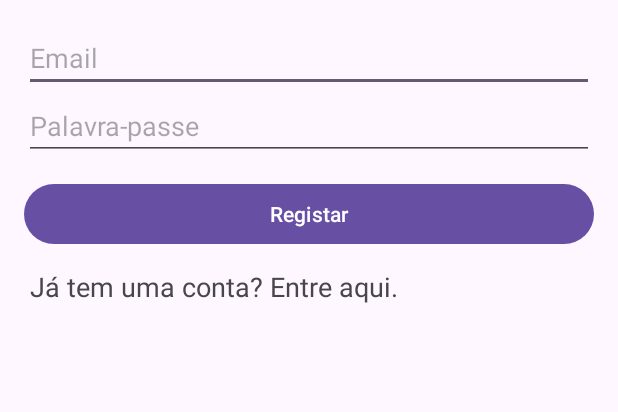
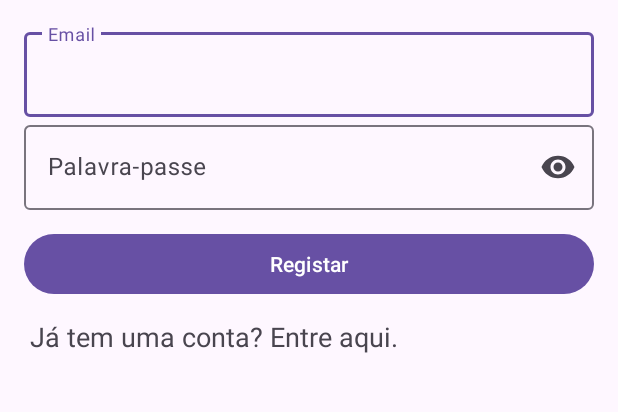
Before and after one commit to dgraca/Blog-Dam-App, an Android app: the screen it shows after launch (AuthActivity), after a tap on "Registar", on a phone screen of 412 x 824 dp, the part 84-496 px from its top. Run offline under Robolectric (Android 15) with nearby library versions, the phone set to English and light mode, and no system bars; 2 other taps on this screen came first.

Commit message:
Auth using Material3 (UI + logic)

```diff
--- a/app/build.gradle.kts
+++ b/app/build.gradle.kts
@@ -48,7 +48,7 @@ dependencies {
     androidTestImplementation("androidx.test.espresso:espresso-core:3.5.1")
 
     // Retrofit for API calls
-    implementation ("com.squareup.retrofit2:retrofit:2.3.0")
-    implementation ("com.squareup.retrofit2:converter-gson:2.3.0")
+    implementation("com.squareup.retrofit2:retrofit:2.3.0")
+    implementation("com.squareup.retrofit2:converter-gson:2.3.0")
 
 }
--- a/app/src/main/java/com/danielgraca/blog_dam_app/ui/activity/AuthActivity.kt
+++ b/app/src/main/java/com/danielgraca/blog_dam_app/ui/activity/AuthActivity.kt
@@ -3,17 +3,18 @@ package com.danielgraca.blog_dam_app.ui.activity
 import android.content.Intent
 import androidx.appcompat.app.AppCompatActivity
 import android.os.Bundle
+import android.util.Log
 import android.view.View
-import android.widget.Button
-import android.widget.EditText
-import android.widget.TextView
-import androidx.appcompat.widget.Toolbar
 import com.danielgraca.blog_dam_app.R
 import com.danielgraca.blog_dam_app.model.LoginData
 import com.danielgraca.blog_dam_app.model.AuthResponse
 import com.danielgraca.blog_dam_app.model.RegisterData
 import com.danielgraca.blog_dam_app.retrofit.RetrofitInitializer
 import com.danielgraca.blog_dam_app.utils.SharedPreferencesUtils
+import com.google.android.material.appbar.MaterialToolbar
+import com.google.android.material.button.MaterialButton
+import com.google.android.material.textfield.TextInputLayout
+import com.google.android.material.textview.MaterialTextView
 import retrofit2.Call
 import retrofit2.Callback
 import retrofit2.Response
@@ -21,16 +22,16 @@ import retrofit2.Response
 class AuthActivity : AppCompatActivity() {
 
     // UI elements
-    private lateinit var btnAction: Button;
-    private lateinit var etName: EditText;
-    private lateinit var etEmail: EditText;
-    private lateinit var etPassword: EditText;
-    private lateinit var etConfirmPassword: EditText;
-    private lateinit var tvToggleMode: TextView;
-    private lateinit var tvErrorMessage: TextView;
-    private lateinit var tvNameError: TextView;
-    private lateinit var tvEmailError: TextView;
-    private lateinit var tvPasswordError: TextView;
+    private lateinit var btnAction: MaterialButton;
+    private lateinit var tilName: TextInputLayout;
+    private lateinit var tilEmail: TextInputLayout;
+    private lateinit var tilPassword: TextInputLayout;
+    private lateinit var tilConfirmPassword: TextInputLayout;
+    private lateinit var mtvToggleMode: MaterialTextView;
+    private lateinit var mtvErrorMessage: MaterialTextView;
+    private lateinit var mtvNameError: MaterialTextView;
+    private lateinit var mtvEmailError: MaterialTextView;
+    private lateinit var mtvPasswordError: MaterialTextView;
     private lateinit var sharedPreferences: SharedPreferencesUtils;
 
     /**
@@ -41,24 +42,24 @@ class AuthActivity : AppCompatActivity() {
         setContentView(R.layout.activity_auth)
 
         // Get references to UI elements
-        btnAction = findViewById<Button>(R.id.btnAction)
-        etName = findViewById<EditText>(R.id.etName)
-        etEmail = findViewById<EditText>(R.id.etEmail)
-        etPassword = findViewById<EditText>(R.id.etPassword)
-        etConfirmPassword = findViewById<EditText>(R.id.etConfirmPassword)
-        tvToggleMode = findViewById<TextView>(R.id.tvToggleMode)
-        tvErrorMessage = findViewById<TextView>(R.id.tvErrorMessage)
-        tvNameError = findViewById<TextView>(R.id.tvNameError)
-        tvEmailError = findViewById<TextView>(R.id.tvEmailError)
-        tvPasswordError = findViewById<TextView>(R.id.tvPasswordError)
+        btnAction = findViewById(R.id.btnAction)
+        tilName = findViewById(R.id.tilName)
+        tilEmail = findViewById(R.id.tilEmail)
+        tilPassword = findViewById(R.id.tilPassword)
+        tilConfirmPassword = findViewById(R.id.tilConfirmPassword)
+        mtvToggleMode = findViewById(R.id.mtvToggleMode)
+        mtvErrorMessage = findViewById(R.id.mtvErrorMessage)
+        mtvNameError = findViewById(R.id.mtvNameError)
+        mtvEmailError = findViewById(R.id.mtvEmailError)
+        mtvPasswordError = findViewById(R.id.mtvPasswordError)
 
 
         // Set click listeners
         btnAction.setOnClickListener { performAction() }
-        tvToggleMode.setOnClickListener { toggleMode() }
+        mtvToggleMode.setOnClickListener { toggleMode() }
 
         // Initialize and set the toolbar
-        val toolbar = findViewById<Toolbar>(R.id.auth_toolbar)
+        val toolbar = findViewById<MaterialToolbar>(R.id.auth_toolbar)
         setSupportActionBar(toolbar)
 
         // Initialize shared preferences utils
@@ -84,16 +85,16 @@ class AuthActivity : AppCompatActivity() {
     private fun toggleMode() {
         if (isLoginMode()) {
             // Switch to registration mode
-            etName.visibility = View.VISIBLE
-            etConfirmPassword.visibility = View.VISIBLE
+            tilName.visibility = View.VISIBLE
+            tilConfirmPassword.visibility = View.VISIBLE
             btnAction.text = getString(R.string.register)
-            tvToggleMode.text = getString(R.string.switch_to_login)
+            mtvToggleMode.text = getString(R.string.switch_to_login)
         } else {
             // Switch to login mode
-            etName.visibility = View.GONE
-            etConfirmPassword.visibility = View.GONE
+            tilName.visibility = View.GONE
+            tilConfirmPassword.visibility = View.GONE
             btnAction.text = getString(R.string.login)
-            tvToggleMode.text = getString(R.string.switch_to_register)
+            mtvToggleMode.text = getString(R.string.switch_to_register)
         }
     }
 
@@ -107,8 +108,8 @@ class AuthActivity : AppCompatActivity() {
     }
 
     private fun errorMessage(msg: String, code: Int = 0) {
-        tvErrorMessage.text = msg
-        tvErrorMessage.visibility = if (code == 1) View.VISIBLE else View.GONE
+        mtvErrorMessage.text = msg
+        mtvErrorMessage.visibility = if (code == 1) View.VISIBLE else View.GONE
     }
 
     /**
@@ -116,17 +117,17 @@ class AuthActivity : AppCompatActivity() {
      */
     private fun login() {
         // clear error messages
-        tvNameError.visibility = View.GONE
-        tvEmailError.visibility = View.GONE
-        tvPasswordError.visibility = View.GONE
+        mtvNameError.visibility = View.GONE
+        mtvEmailError.visibility = View.GONE
+        mtvPasswordError.visibility = View.GONE
 
         // clear error message
         errorMessage("")
 
         // Create Login object
         val data = LoginData(
-            etEmail.text.toString(),
-            etPassword.text.toString()
+            tilEmail.editText?.text.toString(),
+            tilPassword.editText?.text.toString()
         )
 
         // Get reference to API
@@ -169,19 +170,19 @@ class AuthActivity : AppCompatActivity() {
      */
     private fun register() {
         // clear error messages
-        tvNameError.visibility = View.GONE
-        tvEmailError.visibility = View.GONE
-        tvPasswordError.visibility = View.GONE
+        mtvNameError.visibility = View.GONE
+        mtvEmailError.visibility = View.GONE
+        mtvPasswordError.visibility = View.GONE
 
         // clear error message
         errorMessage("")
 
         // Create Login object
         val data = RegisterData(
-            name = etName.text.toString(),
-            email = etEmail.text.toString(),
-            password = etPassword.text.toString(),
-            passwordConfirmation = etConfirmPassword.text.toString()
+            name = tilName.editText?.text.toString(),
+            email = tilEmail.editText?.text.toString(),
+            password = tilPassword.editText?.text.toString(),
+            passwordConfirmation = tilConfirmPassword.editText?.text.toString()
         )
 
         // Get reference to API
@@ -225,14 +226,14 @@ class AuthActivity : AppCompatActivity() {
     private fun handleErrors(errors: Map<String, List<String>>) {
         errors.forEach { (field, errorList) ->
             if (field == "name") {
-                tvNameError.text = errorList[0]
-                tvNameError.visibility = View.VISIBLE
+                mtvNameError.text = errorList[0]
+                mtvNameError.visibility = View.VISIBLE
             } else if (field == "email") {
-                tvEmailError.text = errorList[0]
-                tvEmailError.visibility = View.VISIBLE
+                mtvEmailError.text = errorList[0]
+                mtvEmailError.visibility = View.VISIBLE
             } else if (field == "password") {
-                tvPasswordError.text = errorList[0]
-                tvPasswordError.visibility = View.VISIBLE
+                mtvPasswordError.text = errorList[0]
+                mtvPasswordError.visibility = View.VISIBLE
             }
             errorList.forEach { error ->
                 println("  Error: $error")
@@ -246,7 +247,7 @@ class AuthActivity : AppCompatActivity() {
      * @return true if the fragment is in login mode, false otherwise
      */
     private fun isLoginMode(): Boolean {
-        return etName.visibility == View.GONE
+        return tilName.visibility == View.GONE
     }
 
     /**
--- a/app/src/main/java/com/danielgraca/blog_dam_app/ui/fragment/UserFragment.kt
+++ b/app/src/main/java/com/danielgraca/blog_dam_app/ui/fragment/UserFragment.kt
@@ -98,9 +98,9 @@ class UserFragment : Fragment() {
         Log.d("TOKEN", token)
 
         var data = UserData(
-            name = etEditUserName.text.toString()?:"",
-            email = etEditEmail.text.toString()?:"",
-            password = etEditPassword.text.toString()?: ""
+            name = etEditUserName.text.toString(),
+            email = etEditEmail.text.toString(),
+            password = etEditPassword.text.toString()
         )
 
         // Get reference to API
--- a/app/src/main/res/layout/activity_auth.xml
+++ b/app/src/main/res/layout/activity_auth.xml
@@ -1,32 +1,44 @@
 <?xml version="1.0" encoding="utf-8"?>
-<LinearLayout
-    xmlns:android="http://schemas.android.com/apk/res/android"
+<androidx.appcompat.widget.LinearLayoutCompat xmlns:android="http://schemas.android.com/apk/res/android"
     xmlns:tools="http://schemas.android.com/tools"
     android:layout_width="match_parent"
     android:layout_height="match_parent"
+    xmlns:app="http://schemas.android.com/apk/res-auto"
     android:orientation="vertical"
     tools:context=".ui.activity.AuthActivity">
 
-    <androidx.appcompat.widget.Toolbar
+    <!--  Toolbar  -->
+    <com.google.android.material.appbar.MaterialToolbar
         android:id="@+id/auth_toolbar"
         android:layout_width="match_parent"
         android:layout_height="56dp"
         android:background="#1565C0" />
 
-    <LinearLayout
+    <!--  Content  -->
+    <androidx.appcompat.widget.LinearLayoutCompat
         android:layout_width="match_parent"
         android:layout_height="match_parent"
         android:orientation="vertical"
         android:padding="16sp">
-        <EditText
-            android:id="@+id/etName"
+
+        <!--   Name     -->
+        <com.google.android.material.textfield.TextInputLayout
+            android:id="@+id/tilName"
             android:layout_width="match_parent"
             android:layout_height="wrap_content"
             android:hint="@string/name"
-            android:visibility="gone"/>
+            android:visibility="gone">
 
-        <TextView
-            android:id="@+id/tvNameError"
+            <com.google.android.material.textfield.TextInputEditText
+                android:layout_width="match_parent"
+                android:layout_height="wrap_content"
+                />
+
+        </com.google.android.material.textfield.TextInputLayout>
+
+        <!--   Name error message     -->
+        <com.google.android.material.textview.MaterialTextView
+            android:id="@+id/mtvNameError"
             android:layout_width="wrap_content"
             android:layout_height="wrap_content"
             android:layout_marginTop="10dp"
@@ -35,14 +47,23 @@
             android:textStyle="italic"
             android:visibility="gone" />
 
-        <EditText
-            android:id="@+id/etEmail"
+        <!--   Email     -->
+        <com.google.android.material.textfield.TextInputLayout
+            android:id="@+id/tilEmail"
             android:layout_width="match_parent"
             android:layout_height="wrap_content"
-            android:hint="@string/email"/>
+            android:hint="@string/email">
 
-        <TextView
-            android:id="@+id/tvEmailError"
+            <com.google.android.material.textfield.TextInputEditText
+                android:layout_width="match_parent"
+                android:layout_height="wrap_content"
+                />
+
+        </com.google.android.material.textfield.TextInputLayout>
+
+        <!--   Email error message     -->
+        <com.google.android.material.textview.MaterialTextView
+            android:id="@+id/mtvEmailError"
             android:layout_width="wrap_content"
             android:layout_height="wrap_content"
             android:layout_marginTop="10dp"
@@ -51,15 +72,25 @@
             android:textStyle="italic"
             android:visibility="gone" />
 
-        <EditText
-            android:id="@+id/etPassword"
+        <!--   Password     -->
+        <com.google.android.material.textfield.TextInputLayout
+            android:id="@+id/tilPassword"
             android:layout_width="match_parent"
             android:layout_height="wrap_content"
             android:hint="@string/password"
-            android:inputType="textPassword" />
+            app:endIconMode="password_toggle">
 
-        <TextView
-            android:id="@+id/tvPasswordError"
+            <com.google.android.material.textfield.TextInputEditText
+                android:layout_width="match_parent"
+                android:layout_height="wrap_content"
+                android:inputType="textPassword"
+                />
+
+        </com.google.android.material.textfield.TextInputLayout>
+
+        <!--   Password error message     -->
+        <com.google.android.material.textview.MaterialTextView
+            android:id="@+id/mtvPasswordError"
             android:layout_width="wrap_content"
             android:layout_height="wrap_content"
             android:layout_marginTop="10dp"
@@ -68,15 +99,25 @@
             android:textStyle="italic"
             android:visibility="gone" />
 
-        <EditText
-            android:id="@+id/etConfirmPassword"
+        <!--   Confirm Password     -->
+        <com.google.android.material.textfield.TextInputLayout
+            android:id="@+id/tilConfirmPassword"
             android:layout_width="match_parent"
             android:layout_height="wrap_content"
-            android:hint="@string/confirm_password"
-            android:inputType="textPassword"
-            android:visibility="gone" />
+            android:hint="@string/password"
+            app:endIconMode="password_toggle"
+            android:visibility="gone">
 
-        <Button
+            <com.google.android.material.textfield.TextInputEditText
+                android:layout_width="match_parent"
+                android:layout_height="wrap_content"
+                android:inputType="textPassword"
+                />
+
+        </com.google.android.material.textfield.TextInputLayout>
+
+        <!--   Action button (login/register)     -->
+        <com.google.android.material.button.MaterialButton
             android:id="@+id/btnAction"
             android:layout_width="match_parent"
             android:layout_height="wrap_content"
@@ -84,21 +125,23 @@
             android:layout_marginTop="12dp"
             android:layout_marginBottom="8dp" />
 
-        <TextView
-            android:id="@+id/tvToggleMode"
+        <!--   Toggle mode (login/register)     -->
+        <com.google.android.material.textview.MaterialTextView
+            android:id="@+id/mtvToggleMode"
             android:layout_width="wrap_content"
             android:layout_height="wrap_content"
             android:text="@string/switch_to_register"
             android:textSize="18sp"
             android:padding="4dp"/>
 
-        <TextView
-            android:id="@+id/tvErrorMessage"
+        <!--   Generic Error message     -->
+        <com.google.android.material.textview.MaterialTextView
+            android:id="@+id/mtvErrorMessage"
             android:layout_width="wrap_content"
             android:layout_height="wrap_content"
             android:layout_marginTop="10dp"
             android:textColor="#ef4444"
             android:textStyle="italic"
             android:visibility="gone" />
-    </LinearLayout>
-</LinearLayout>
+    </androidx.appcompat.widget.LinearLayoutCompat>
+</androidx.appcompat.widget.LinearLayoutCompat>
```
